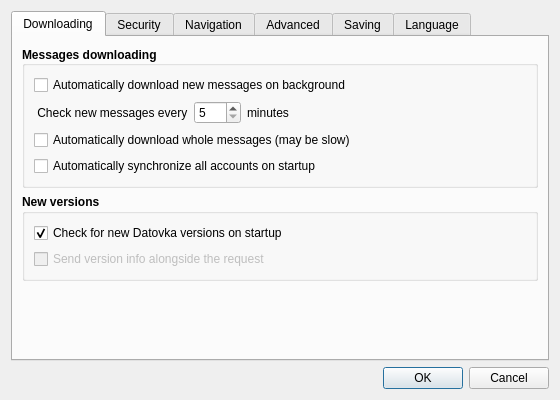
First picture: the form in src/gui/ui/dlg_preferences.ui, repository psakar/datovka, before the edit.
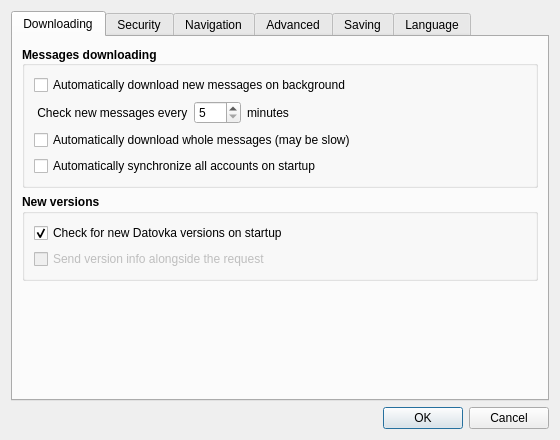
Second picture: the form after the edit. Icons and pictures are not drawn.

Commit message: Fixed size of preferences window (OS X).

The edit to the form file:
```diff
--- a/src/gui/ui/dlg_preferences.ui
+++ b/src/gui/ui/dlg_preferences.ui
@@ -7,13 +7,13 @@
     <x>0</x>
     <y>0</y>
     <width>560</width>
-    <height>400</height>
+    <height>440</height>
    </rect>
   </property>
   <property name="minimumSize">
    <size>
     <width>560</width>
-    <height>400</height>
+    <height>440</height>
    </size>
   </property>
   <property name="windowTitle">
```
